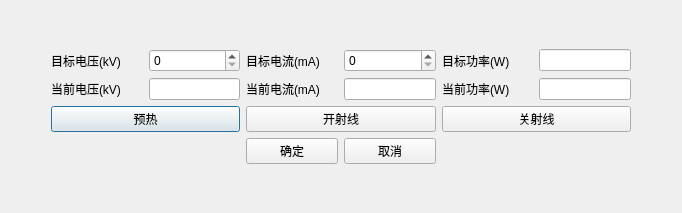
wangyunfu1996/RayimDR, file RayimDR/UI/XRayCfgDialog.ui: the form before one commit.
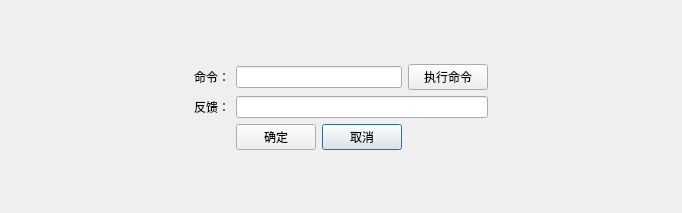
The form after the commit. Custom widgets are drawn as their Qt base class.

Commit message: 读取射线源信息；

Diff of the .ui file:
```diff
--- a/RayimDR/UI/XRayCfgDialog.ui
+++ b/RayimDR/UI/XRayCfgDialog.ui
@@ -13,194 +13,119 @@
   <property name="windowTitle">
    <string>XRayCfgDialog</string>
   </property>
-  <layout class="QGridLayout" name="gridLayout" columnstretch="0,1,1,1,1,1,1,0">
-   <item row="5" column="1">
-    <spacer name="verticalSpacer_2">
-     <property name="orientation">
-      <enum>Qt::Vertical</enum>
-     </property>
-     <property name="sizeHint" stdset="0">
-      <size>
-       <width>20</width>
-       <height>40</height>
-      </size>
-     </property>
-    </spacer>
-   </item>
-   <item row="2" column="4">
-    <widget class="ElaLineEdit" name="lineEdit_currentCurrent">
-     <property name="alignment">
-      <set>Qt::AlignCenter</set>
-     </property>
-    </widget>
-   </item>
-   <item row="0" column="1">
-    <spacer name="verticalSpacer">
-     <property name="orientation">
-      <enum>Qt::Vertical</enum>
-     </property>
-     <property name="sizeHint" stdset="0">
-      <size>
-       <width>20</width>
-       <height>40</height>
-      </size>
-     </property>
-    </spacer>
-   </item>
-   <item row="1" column="2">
-    <widget class="ElaSpinBox" name="spinBox_targetVoltage"/>
-   </item>
-   <item row="1" column="3">
-    <widget class="ElaText" name="label_2">
-     <property name="text">
-      <string>目标电流(mA)</string>
-     </property>
-    </widget>
-   </item>
-   <item row="2" column="6">
-    <widget class="ElaLineEdit" name="lineEdit_currentPower">
-     <property name="alignment">
-      <set>Qt::AlignCenter</set>
-     </property>
-    </widget>
-   </item>
-   <item row="3" column="1" colspan="2">
-    <widget class="ElaPushButton" name="pushButton">
-     <property name="text">
-      <string>预热</string>
-     </property>
-    </widget>
-   </item>
-   <item row="1" column="0">
-    <spacer name="horizontalSpacer">
-     <property name="orientation">
-      <enum>Qt::Horizontal</enum>
-     </property>
-     <property name="sizeHint" stdset="0">
-      <size>
-       <width>40</width>
-       <height>20</height>
-      </size>
-     </property>
-    </spacer>
-   </item>
-   <item row="2" column="2">
-    <widget class="ElaLineEdit" name="lineEdit_currentVoltage">
-     <property name="alignment">
-      <set>Qt::AlignCenter</set>
-     </property>
-    </widget>
-   </item>
-   <item row="3" column="5" colspan="2">
-    <widget class="ElaPushButton" name="pushButton_3">
-     <property name="text">
-      <string>关射线</string>
-     </property>
-    </widget>
-   </item>
-   <item row="1" column="5">
-    <widget class="ElaText" name="label_5">
-     <property name="text">
-      <string>目标功率(W)</string>
-     </property>
-    </widget>
-   </item>
-   <item row="1" column="7">
-    <spacer name="horizontalSpacer_2">
-     <property name="orientation">
-      <enum>Qt::Horizontal</enum>
-     </property>
-     <property name="sizeHint" stdset="0">
-      <size>
-       <width>40</width>
-       <height>20</height>
-      </size>
-     </property>
-    </spacer>
-   </item>
-   <item row="2" column="1">
-    <widget class="ElaText" name="label_3">
-     <property name="text">
-      <string>当前电压(kV)</string>
-     </property>
-    </widget>
-   </item>
-   <item row="1" column="6">
-    <widget class="ElaLineEdit" name="lineEdit_targetPower">
-     <property name="alignment">
-      <set>Qt::AlignCenter</set>
-     </property>
-    </widget>
-   </item>
-   <item row="3" column="3" colspan="2">
-    <widget class="ElaPushButton" name="pushButton_2">
-     <property name="text">
-      <string>开射线</string>
-     </property>
-    </widget>
-   </item>
-   <item row="1" column="4">
-    <widget class="ElaSpinBox" name="spinBox_targetCurrent"/>
-   </item>
-   <item row="2" column="3">
-    <widget class="ElaText" name="label_4">
-     <property name="text">
-      <string>当前电流(mA)</string>
-     </property>
-    </widget>
-   </item>
+  <layout class="QGridLayout" name="gridLayout" columnstretch="0,0,0,0,0,0">
    <item row="1" column="1">
     <widget class="ElaText" name="label">
      <property name="text">
-      <string>目标电压(kV)</string>
+      <string>命令：</string>
      </property>
     </widget>
    </item>
-   <item row="2" column="5">
-    <widget class="ElaText" name="label_6">
-     <property name="text">
-      <string>当前功率(W)</string>
-     </property>
-    </widget>
+   <item row="1" column="2" colspan="2">
+    <widget class="ElaLineEdit" name="lineEdit_cmd"/>
    </item>
-   <item row="4" column="4">
+   <item row="3" column="3">
     <widget class="ElaPushButton" name="pushButton_cancel">
      <property name="text">
       <string>取消</string>
      </property>
     </widget>
    </item>
-   <item row="4" column="3">
+   <item row="1" column="0">
+    <spacer name="horizontalSpacer">
+     <property name="orientation">
+      <enum>Qt::Orientation::Horizontal</enum>
+     </property>
+     <property name="sizeHint" stdset="0">
+      <size>
+       <width>40</width>
+       <height>20</height>
+      </size>
+     </property>
+    </spacer>
+   </item>
+   <item row="4" column="1">
+    <spacer name="verticalSpacer_2">
+     <property name="orientation">
+      <enum>Qt::Orientation::Vertical</enum>
+     </property>
+     <property name="sizeHint" stdset="0">
+      <size>
+       <width>20</width>
+       <height>40</height>
+      </size>
+     </property>
+    </spacer>
+   </item>
+   <item row="1" column="5">
+    <spacer name="horizontalSpacer_2">
+     <property name="orientation">
+      <enum>Qt::Orientation::Horizontal</enum>
+     </property>
+     <property name="sizeHint" stdset="0">
+      <size>
+       <width>40</width>
+       <height>20</height>
+      </size>
+     </property>
+    </spacer>
+   </item>
+   <item row="0" column="1">
+    <spacer name="verticalSpacer">
+     <property name="orientation">
+      <enum>Qt::Orientation::Vertical</enum>
+     </property>
+     <property name="sizeHint" stdset="0">
+      <size>
+       <width>20</width>
+       <height>40</height>
+      </size>
+     </property>
+    </spacer>
+   </item>
+   <item row="3" column="2">
     <widget class="ElaPushButton" name="pushButton_confirm">
      <property name="text">
       <string>确定</string>
      </property>
     </widget>
    </item>
+   <item row="1" column="4">
+    <widget class="ElaPushButton" name="pushButton_docmd">
+     <property name="text">
+      <string>执行命令</string>
+     </property>
+    </widget>
+   </item>
+   <item row="2" column="1">
+    <widget class="ElaText" name="label_cmdResult">
+     <property name="text">
+      <string>反馈：</string>
+     </property>
+    </widget>
+   </item>
+   <item row="2" column="2" colspan="3">
+    <widget class="ElaLineEdit" name="lineEdit_cmdResult"/>
+   </item>
   </layout>
  </widget>
  <layoutdefault spacing="6" margin="11"/>
  <customwidgets>
-  <customwidget>
-   <class>ElaText</class>
-   <extends>QLabel</extends>
-   <header>ElaText.h</header>
-  </customwidget>
   <customwidget>
    <class>ElaPushButton</class>
    <extends>QPushButton</extends>
    <header>ElaPushButton.h</header>
   </customwidget>
-  <customwidget>
-   <class>ElaSpinBox</class>
-   <extends>QSpinBox</extends>
-   <header>ElaSpinBox.h</header>
-  </customwidget>
   <customwidget>
    <class>ElaLineEdit</class>
    <extends>QLineEdit</extends>
    <header>ElaLineEdit.h</header>
   </customwidget>
+  <customwidget>
+   <class>ElaText</class>
+   <extends>QLabel</extends>
+   <header>ElaText.h</header>
+  </customwidget>
  </customwidgets>
  <resources/>
  <connections/>
```
The commit also changes 8 other files.
